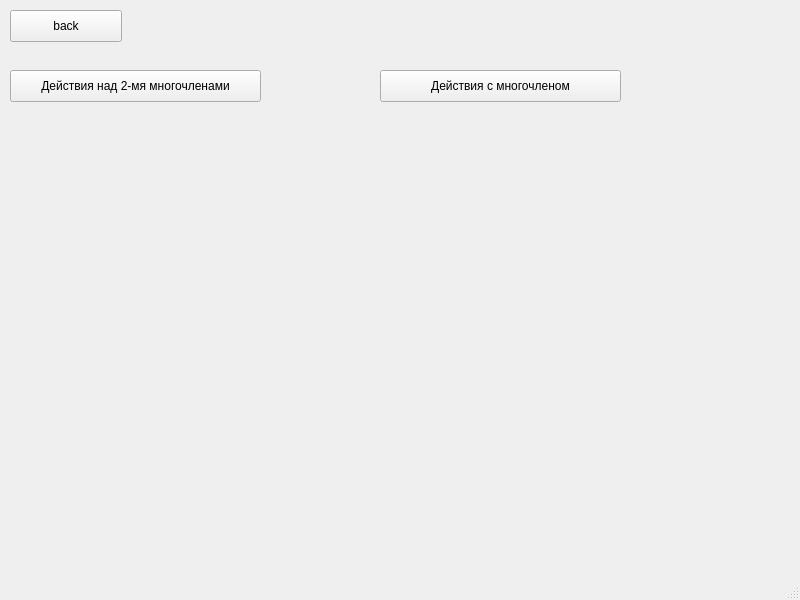
Above: dm9375/polynommainwindow.ui from S1ckick/dm9375 before the change. Below: the same form after it.
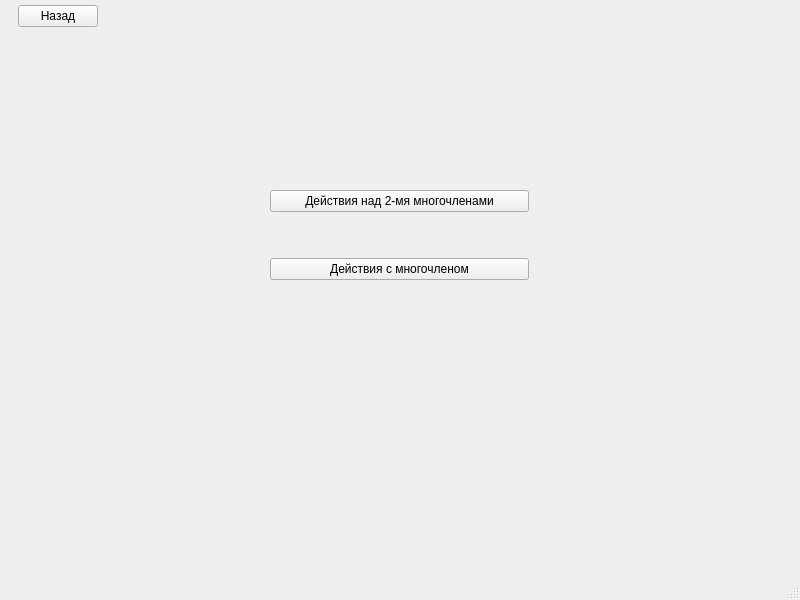
That is the form after the change.

What changed in the file:
```diff
--- a/dm9375/polynommainwindow.ui
+++ b/dm9375/polynommainwindow.ui
@@ -14,44 +14,63 @@
    <string>Многочлены</string>
   </property>
   <widget class="QWidget" name="centralwidget">
-   <widget class="QPushButton" name="back">
+   <widget class="QWidget" name="layoutWidget">
     <property name="geometry">
      <rect>
-      <x>10</x>
-      <y>10</y>
-      <width>112</width>
+      <x>0</x>
+      <y>0</y>
+      <width>98</width>
       <height>32</height>
      </rect>
     </property>
-    <property name="text">
-     <string>back</string>
-    </property>
+    <layout class="QHBoxLayout" name="horizontalLayout_3">
+     <item>
+      <spacer name="horizontalSpacer">
+       <property name="orientation">
+        <enum>Qt::Horizontal</enum>
+       </property>
+       <property name="sizeHint" stdset="0">
+        <size>
+         <width>18</width>
+         <height>20</height>
+        </size>
+       </property>
+      </spacer>
+     </item>
+     <item>
+      <widget class="QPushButton" name="back">
+       <property name="text">
+        <string>Назад</string>
+       </property>
+      </widget>
+     </item>
+    </layout>
    </widget>
-   <widget class="QPushButton" name="sum">
+   <widget class="QWidget" name="">
     <property name="geometry">
      <rect>
-      <x>10</x>
-      <y>70</y>
-      <width>251</width>
-      <height>32</height>
+      <x>270</x>
+      <y>150</y>
+      <width>259</width>
+      <height>171</height>
      </rect>
     </property>
-    <property name="text">
-     <string>Действия над 2-мя многочленами</string>
-    </property>
-   </widget>
-   <widget class="QPushButton" name="pushButton">
-    <property name="geometry">
-     <rect>
-      <x>380</x>
-      <y>70</y>
-      <width>241</width>
-      <height>32</height>
-     </rect>
-    </property>
-    <property name="text">
-     <string>Действия с многочленом</string>
-    </property>
+    <layout class="QGridLayout" name="gridLayout">
+     <item row="1" column="0">
+      <widget class="QPushButton" name="pushButton">
+       <property name="text">
+        <string>Действия с многочленом</string>
+       </property>
+      </widget>
+     </item>
+     <item row="0" column="0">
+      <widget class="QPushButton" name="sum">
+       <property name="text">
+        <string>Действия над 2-мя многочленами</string>
+       </property>
+      </widget>
+     </item>
+    </layout>
    </widget>
   </widget>
   <widget class="QMenuBar" name="menubar">
```
